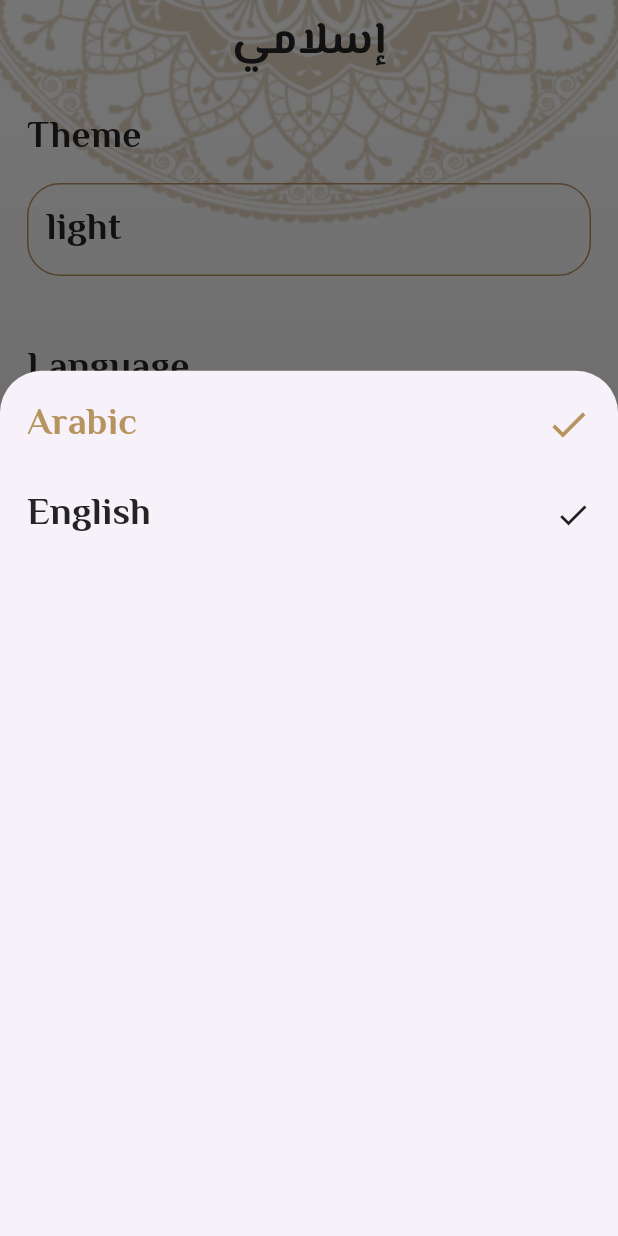
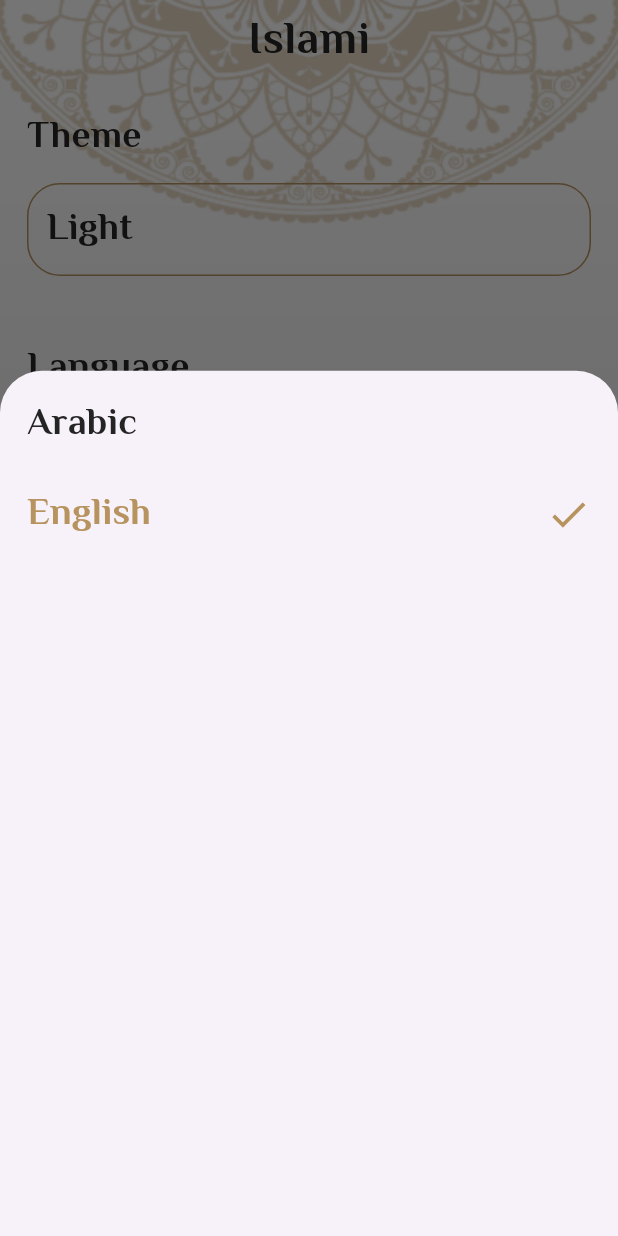
Before and after one commit to Algohary1/islami-App, a Flutter app: the screen it shows after launch, item 5 of the bottom bar chosen, after a tap on "Arabic", on a phone screen of 412 x 824 dp. Run offline on Flutter 3.47's test engine with Material 3 defaults, Android fonts, the phone set to English and light mode, and no system bars; our stand-ins replace easy_localization, google_fonts.

Commit message:
islami localization added

```diff
--- a/lib/button_sheet/language_botton_sheet.dart
+++ b/lib/button_sheet/language_botton_sheet.dart
@@ -1,3 +1,4 @@
+import 'package:easy_localization/easy_localization.dart';
 import 'package:flutter/material.dart';
 import 'package:sebha/my_theme_data.dart';
 
@@ -13,32 +14,56 @@ class LanguageBottonSheet extends StatelessWidget {
         child: Column(
           // mainAxisSize: MainAxisSize.min,
           children: [
-            Row(
+            InkWell(
+              onTap: () {
+                context.setLocale(Locale('ar'));
+                Navigator.pop(context);
+              },
+              child: Row(
                 mainAxisAlignment: MainAxisAlignment.spaceBetween,
                 children: [
-                Text(
-                  'Arabic',
-                  style: Theme.of(context)
+                  Text('arabic'.tr(),
+                      style: context.locale == Locale("ar")
+                          ? Theme.of(context)
                               .textTheme
                               .bodyMedium
-                      ?.copyWith(color: primaryColor),
-                ),
-                Icon(
+                              ?.copyWith(color: primaryColor)
+                          : Theme.of(context).textTheme.bodyMedium),
+                  context.locale==Locale("ar")?Icon(
                     Icons.done,
                     color: primaryColor,
                     size: 30,
+                  ):SizedBox(),
+                ],
               ),
-              ],
             ),
             SizedBox(
               height: 24,
             ),
-            Row(
+            InkWell(
+              onTap: () {
+                context.setLocale(Locale('en'));
+                Navigator.pop(context);
+              },
+              child: Row(
                 mainAxisAlignment: MainAxisAlignment.spaceBetween,
                 children: [
-                Text('English'),
-                Icon(Icons.done),
+                  Text('english'.tr(),
+                      style: context.locale != Locale("ar")
+                          ? Theme.of(context)
+                              .textTheme
+                              .bodyMedium
+                              ?.copyWith(color: primaryColor)
+                          : Theme.of(context).textTheme.bodyMedium),
+                  context.locale != Locale("ar")
+                      ? Icon(
+                          Icons.done,
+                          size: 30,
+                          color: primaryColor,
+                        )
+                      : SizedBox(),
                 ],
+              ),
             )
           ],
         ),
--- a/lib/home/home.dart
+++ b/lib/home/home.dart
@@ -1,3 +1,4 @@
+import 'package:easy_localization/easy_localization.dart';
 import 'package:flutter/material.dart';
 import 'package:google_fonts/google_fonts.dart';
 import 'package:provider/provider.dart';
@@ -33,7 +34,7 @@ int selectedIndex=0;
       ),
       Scaffold(
         appBar: AppBar(
-          title: Text('إسلامي', style:
+          title: Text('islami'.tr(), style:
           Theme.of(context).textTheme.bodyLarge,
             ),
 
--- a/lib/home/tabs/ahadeth.dart
+++ b/lib/home/tabs/ahadeth.dart
@@ -1,3 +1,4 @@
+import 'package:easy_localization/easy_localization.dart';
 import 'package:flutter/material.dart';
 import 'package:flutter/services.dart';
 import 'package:google_fonts/google_fonts.dart';
@@ -34,7 +35,7 @@ class _quranTabState extends State<ahadethTab> {
           thickness: 3,
           color: primaryColor,
         ),
-        Text('الأحاديث', textAlign: TextAlign.center,style: GoogleFonts.elMessiri(
+        Text('ahadeth'.tr(), textAlign: TextAlign.center,style: GoogleFonts.elMessiri(
           fontSize: 25,
           fontWeight: FontWeight.w300
         ),),
--- a/lib/home/tabs/quran1.dart
+++ b/lib/home/tabs/quran1.dart
@@ -1,3 +1,4 @@
+import 'package:easy_localization/easy_localization.dart';
 import 'package:flutter/material.dart';
 import 'package:google_fonts/google_fonts.dart';
 import 'package:sebha/sura_model.dart';
@@ -152,7 +153,7 @@ class _quranTabState extends State<quranTab> {
           mainAxisAlignment: MainAxisAlignment.spaceEvenly,
           children: [
             Text(
-              ' عدد الآيات ',
+              'numbers_of_ayah'.tr(),
               textAlign: TextAlign.left,
               style: Theme.of(context).textTheme.bodyLarge?.copyWith(
                   fontWeight: FontWeight.w600
@@ -163,7 +164,7 @@ class _quranTabState extends State<quranTab> {
               width: 9,
             ),
             Text(
-              ' اسم السورة ',
+              'sura_name'.tr(),
               textAlign: TextAlign.right,
               style: Theme.of(context).textTheme.bodyMedium?.copyWith(
                   fontWeight: FontWeight.w600),
--- a/lib/home/tabs/settings.dart
+++ b/lib/home/tabs/settings.dart
@@ -1,3 +1,4 @@
+import 'package:easy_localization/easy_localization.dart';
 import 'package:flutter/material.dart';
 import 'package:sebha/my_theme_data.dart';
 
@@ -14,7 +15,7 @@ class settingsTab extends StatelessWidget {
       child: Column(
         crossAxisAlignment: CrossAxisAlignment.start,
         children: [
-          Text('Theme'),
+          Text('theme'.tr()),
           SizedBox(
             height: 12,
           ),
@@ -34,13 +35,13 @@ class settingsTab extends StatelessWidget {
                 borderRadius: BorderRadius.circular(22),
                 border: Border.all(color: primaryColor)
               ),
-              child: Text('light'),
+              child: Text('light'.tr()),
             ),
           ),
           SizedBox(
             height: 44,
           ),
-          Text('Language'),
+          Text('language'.tr()),
           SizedBox(
             height: 12,
           ),
@@ -61,7 +62,7 @@ class settingsTab extends StatelessWidget {
                   borderRadius: BorderRadius.circular(22),
                   border: Border.all(color: primaryColor)
               ),
-              child: Text('Arabic'),
+              child: Text('arabic'.tr()),
             ),
           )
         ],
--- a/lib/main.dart
+++ b/lib/main.dart
@@ -1,3 +1,4 @@
+import 'package:easy_localization/easy_localization.dart';
 import 'package:flutter/material.dart';
 import 'package:google_fonts/google_fonts.dart';
 import 'package:provider/provider.dart';
@@ -7,16 +8,25 @@ import 'package:sebha/my_theme_data.dart';
 import 'package:sebha/provider/my_provider.dart';
 import 'package:sebha/sura_details.dart';
 
-void main() {
+void main() async{
+  WidgetsFlutterBinding.ensureInitialized();
+  await EasyLocalization.ensureInitialized();
   runApp(ChangeNotifierProvider(
       create: (context) => MyProvider(),
-      child: MyApp()));
+      child: EasyLocalization(
+          supportedLocales: [Locale('en'), Locale('ar')],
+          path: 'assets/translation', // <-- change the path of the translation files
+
+          child: MyApp())));
 }
 class MyApp extends StatelessWidget {
   @override
   Widget build(BuildContext context) {
     var provider=Provider.of<MyProvider>(context);
     return MaterialApp(
+      localizationsDelegates: context.localizationDelegates,
+      supportedLocales: context.supportedLocales,
+      locale: context.locale,
       debugShowCheckedModeBanner: false,
       themeMode: provider.mode,
       theme: MyThemeData.LightTheme,
--- a/pubspec.yaml
+++ b/pubspec.yaml
@@ -38,6 +38,7 @@ dependencies:
   flutter_native_splash: ^2.4.1
   google_fonts: ^6.2.1
   provider: ^6.1.2
+  easy_localization: ^3.0.7
 
 dev_dependencies:
   flutter_test:
@@ -65,6 +66,7 @@ flutter:
   assets:
     - assets/images/
     - assets/files/
+    - assets/translation/
 
   # An image asset can refer to one or more resolution-specific "variants", see
   # https://flutter.dev/assets-and-images/#resolution-aware
```
Also changed, not shown: assets/translation/ar.json (added, +16 -0 lines), assets/translation/en.json (added, +17 -0 lines), lib/button_sheet/theme_button_sheet.dart (+20 -8 lines), pubspec.lock, 1 other file. Lines whose indentation alone changed are shown as unchanged.
